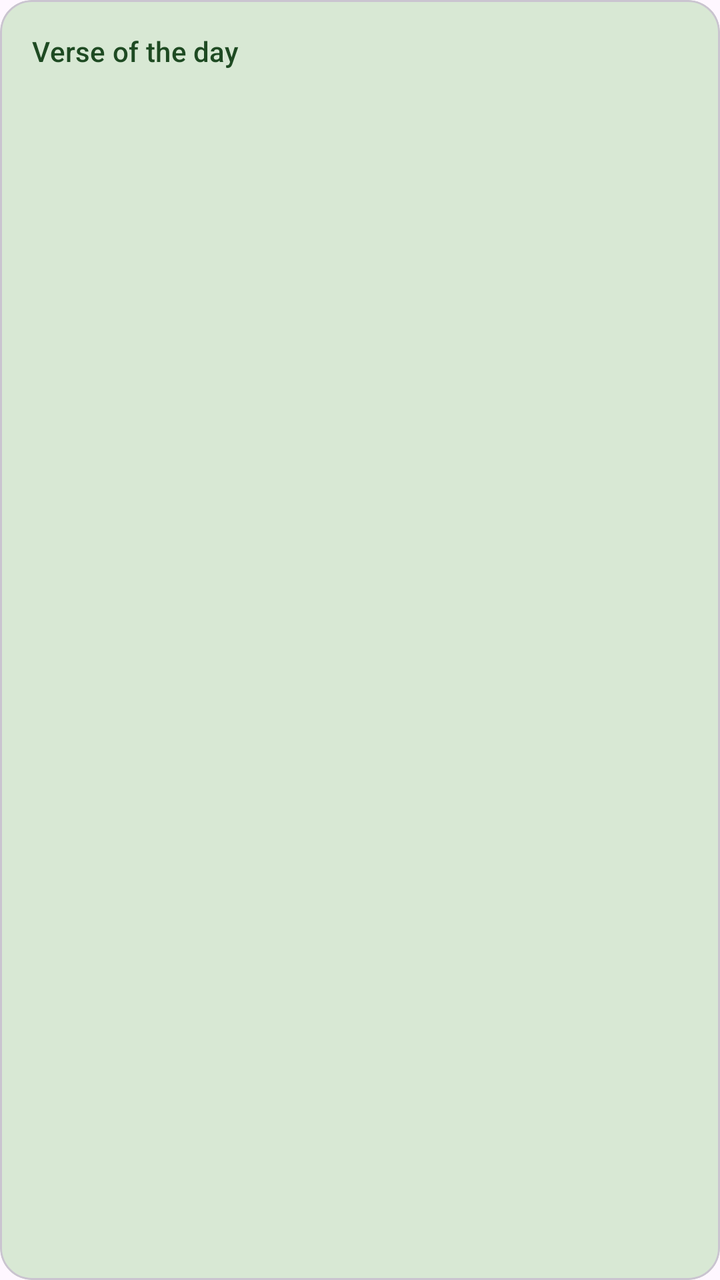
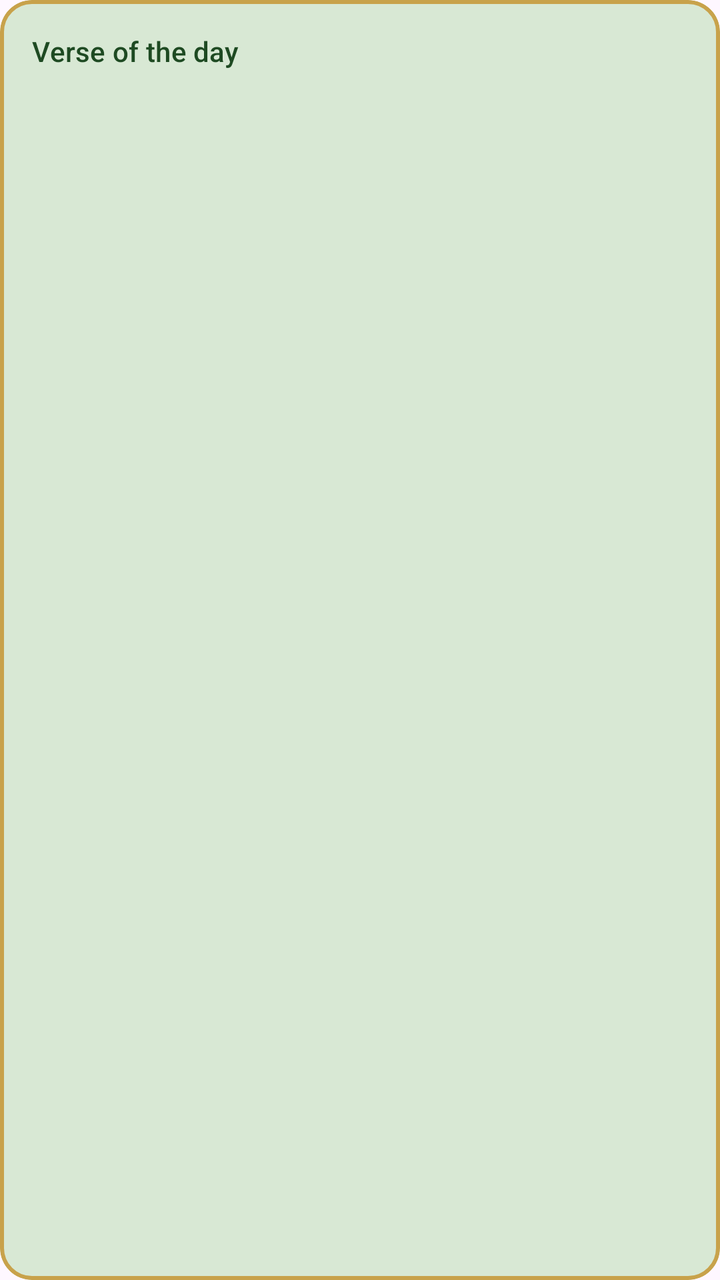

Two renders of the same Android screen: before a commit and after it. Below are the layout's source before the change and the commit's diff.
<!-- AndroidManifest.xml: application theme Theme.Sower -->
<!-- res/layout/item_votd.xml -->
<?xml version="1.0" encoding="utf-8"?>
<com.google.android.material.card.MaterialCardView xmlns:android="http://schemas.android.com/apk/res/android"
    xmlns:app="http://schemas.android.com/apk/res-auto"
    android:id="@+id/votdCard"
    android:layout_width="match_parent"
    android:layout_height="wrap_content"
    android:layout_marginStart="16dp"
    android:layout_marginEnd="16dp"
    android:layout_marginTop="16dp"
    app:cardCornerRadius="16dp"
    app:cardBackgroundColor="?attr/colorPrimaryContainer">

    <LinearLayout
        android:layout_width="match_parent"
        android:layout_height="wrap_content"
        android:orientation="vertical"
        android:padding="16dp">

        <TextView
            android:layout_width="wrap_content"
            android:layout_height="wrap_content"
            android:text="@string/verse_of_the_day"
            android:textAppearance="?attr/textAppearanceLabelLarge"
            android:textColor="?attr/colorOnPrimaryContainer" />

        <TextView
            android:id="@+id/votdText"
            android:layout_width="match_parent"
            android:layout_height="wrap_content"
            android:layout_marginTop="8dp"
            android:textAppearance="?attr/textAppearanceBodyLarge"
            android:textColor="?attr/colorOnPrimaryContainer" />

        <TextView
            android:id="@+id/votdRef"
            android:layout_width="wrap_content"
            android:layout_height="wrap_content"
            android:layout_gravity="end"
            android:layout_marginTop="8dp"
            android:textAppearance="?attr/textAppearanceLabelMedium"
            android:textStyle="italic"
            android:textColor="?attr/colorOnPrimaryContainer" />
    </LinearLayout>
</com.google.android.material.card.MaterialCardView>
<!-- resources referenced by this layout -->
<resources>
  <string name="verse_of_the_day">Verse of the day</string>
  <style name="Theme.Sower" parent="Base.Theme.Sower" />
  <style name="Base.Theme.Sower" parent="Theme.Material3.DayNight.NoActionBar">
          <item name="colorPrimary">@color/sower_green</item>
          <item name="colorOnPrimary">#FFFFFF</item>
          <item name="colorPrimaryContainer">#D8E8D4</item>
          <item name="colorOnPrimaryContainer">@color/sower_green_dark</item>
          <item name="colorSecondary">@color/sower_gold</item>
          
          <item name="android:statusBarColor">@android:color/transparent</item>
      </style>
  <color name="sower_green">#2E6B34</color>
  <color name="sower_green_dark">#1E4A22</color>
  <color name="sower_gold">#C8A24B</color>
</resources>

<!-- the commit's change to res/layout/item_votd.xml (unified diff, before → after) -->
@@ -8,7 +8,9 @@
     android:layout_marginEnd="16dp"
     android:layout_marginTop="16dp"
     app:cardCornerRadius="16dp"
-    app:cardBackgroundColor="?attr/colorPrimaryContainer">
+    app:cardBackgroundColor="?attr/colorPrimaryContainer"
+    app:strokeColor="@color/sower_gold"
+    app:strokeWidth="2dp">
 
     <LinearLayout
         android:layout_width="match_parent"
<!-- resource entries referenced after the edit -->
@@ -1,5 +1,6 @@
 <!-- resources referenced by this layout -->
 <resources>
+  <color name="sower_gold">#C8A24B</color>
   <string name="verse_of_the_day">Verse of the day</string>
   <style name="Theme.Sower" parent="Base.Theme.Sower" />
   <style name="Base.Theme.Sower" parent="Theme.Material3.DayNight.NoActionBar">
@@ -13,6 +14,5 @@
       </style>
   <color name="sower_green">#2E6B34</color>
   <color name="sower_green_dark">#1E4A22</color>
-  <color name="sower_gold">#C8A24B</color>
 </resources>
 
